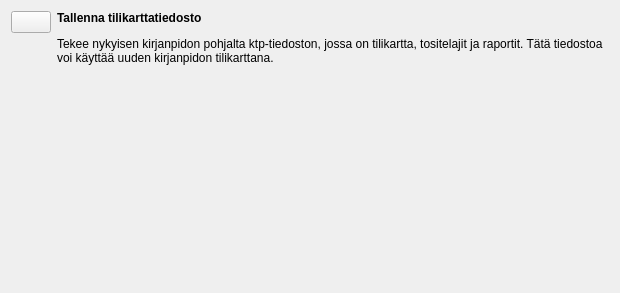
This is kitupiikki/maaritys/tyokalut.ui in artoh/kitupiikki as Qt 5 draws it before an edit. The edited form follows.
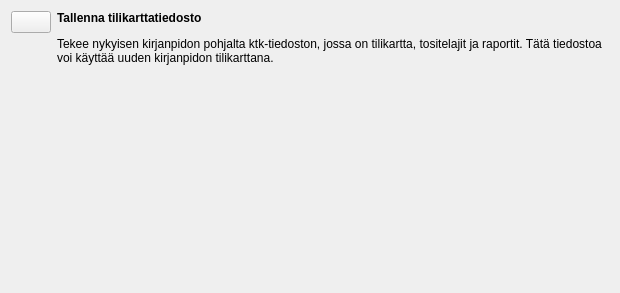
This is the edited form. Icons and pictures are not drawn.

What changed in the file:
```diff
--- a/kitupiikki/maaritys/tyokalut.ui
+++ b/kitupiikki/maaritys/tyokalut.ui
@@ -34,7 +34,7 @@
    <item row="0" column="1">
     <widget class="QLabel" name="label">
      <property name="text">
-      <string>&lt;html&gt;&lt;head/&gt;&lt;body&gt;&lt;p&gt;&lt;span style=&quot; font-weight:600;&quot;&gt;Tallenna tilikarttatiedosto &lt;/span&gt;&lt;/p&gt;&lt;p&gt;Tekee nykyisen kirjanpidon pohjalta ktp-tiedoston, jossa on tilikartta, tositelajit ja raportit. Tätä tiedostoa voi käyttää uuden kirjanpidon tilikarttana.&lt;/p&gt;&lt;/body&gt;&lt;/html&gt;</string>
+      <string>&lt;html&gt;&lt;head/&gt;&lt;body&gt;&lt;p&gt;&lt;span style=&quot; font-weight:600;&quot;&gt;Tallenna tilikarttatiedosto &lt;/span&gt;&lt;/p&gt;&lt;p&gt;Tekee nykyisen kirjanpidon pohjalta ktk-tiedoston, jossa on tilikartta, tositelajit ja raportit. Tätä tiedostoa voi käyttää uuden kirjanpidon tilikarttana.&lt;/p&gt;&lt;/body&gt;&lt;/html&gt;</string>
      </property>
      <property name="wordWrap">
       <bool>true</bool>
```
